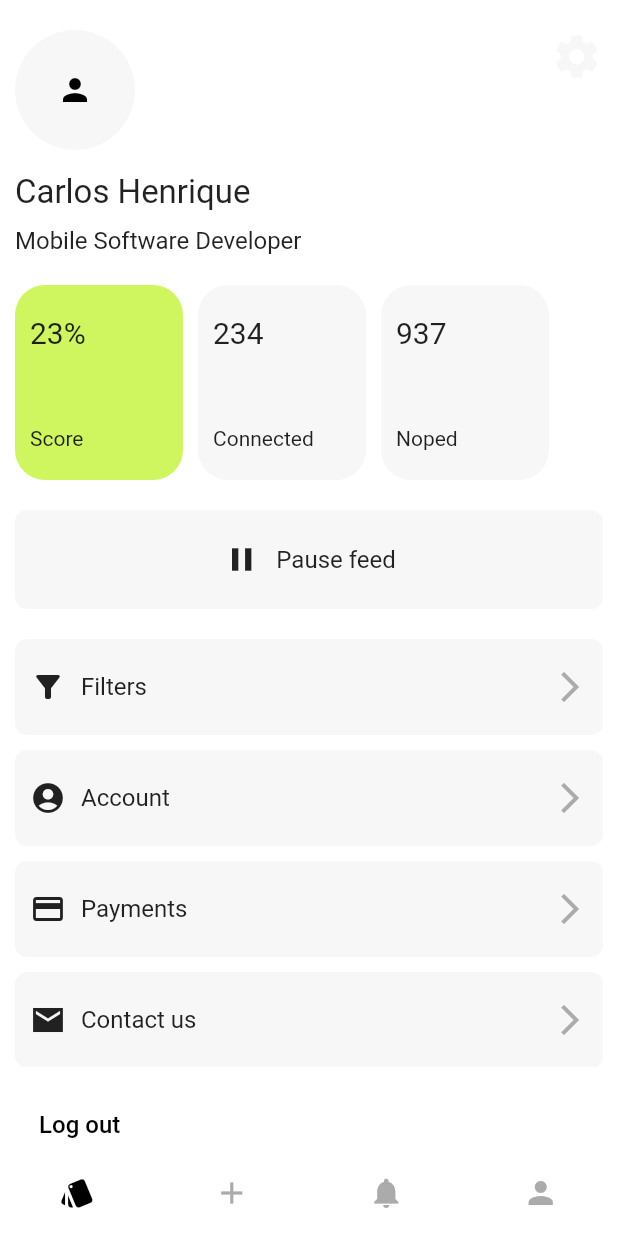
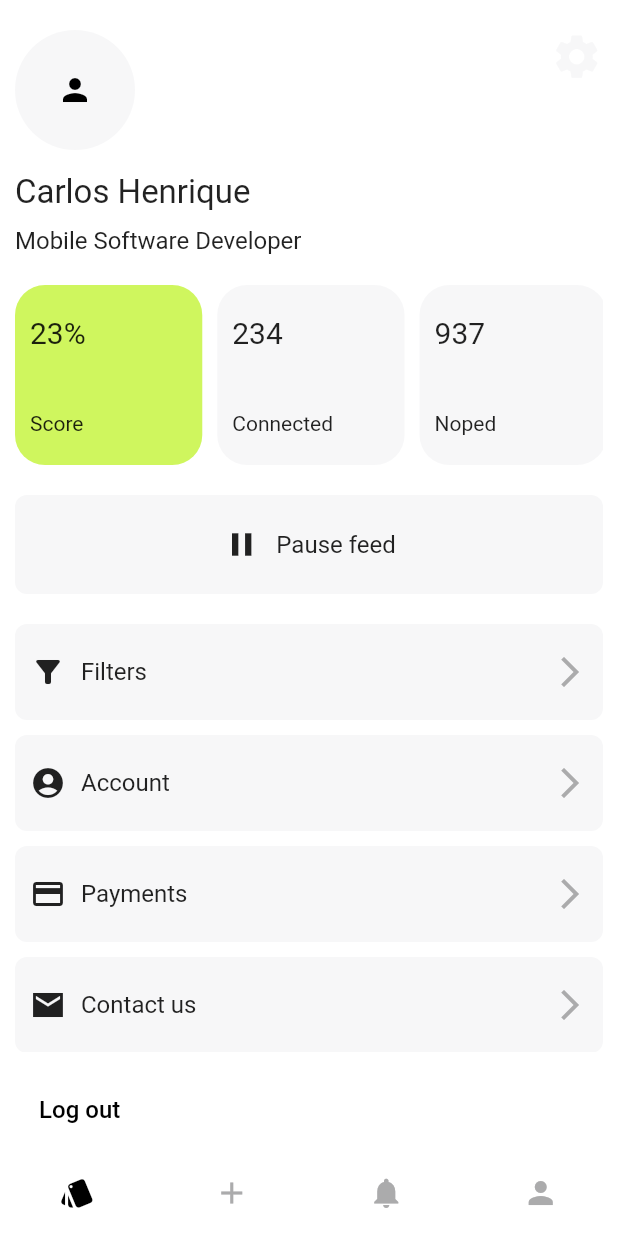
Before and after one commit to carloshenrique-dev/demo, a Flutter app: the screen it shows after launch, on a phone screen of 412 x 824 dp. Run offline on Flutter 3.47's test engine with Material 2 defaults, Android fonts, the phone set to English and light mode, and no system bars; our stand-ins replace go_router.

Commit message:
dynamic width updated

```diff
--- a/lib/modules/user/profile/profile_page.dart
+++ b/lib/modules/user/profile/profile_page.dart
@@ -76,10 +76,9 @@ class _ProfilePageState extends State<ProfilePage> {
                 const SizedBox(
                   height: 20,
                 ),
-                ConstrainedBox(
-                  constraints: const BoxConstraints(
-                    maxHeight: 130,
-                  ),
+                SizedBox(
+                  width: MediaQuery.of(context).size.width,
+                  height: 120,
                   child: ListView.separated(
                     scrollDirection: Axis.horizontal,
                     shrinkWrap: true,
@@ -87,11 +86,14 @@ class _ProfilePageState extends State<ProfilePage> {
                     itemCount: ProfilePage.informativeItems.length,
                     itemBuilder: (context, index) => InkWell(
                       onTap: () => _onInformativeItemTapped(index),
-                      child: InformativeCards(
-                        informationValue:
-                            ProfilePage.informativeItemsValues[index],
-                        description: ProfilePage.informativeItems[index],
-                        isSelected: informativeCurrentIndex == index,
+                      child: SizedBox(
+                        width: MediaQuery.of(context).size.width / 3.3,
+                        child: InformativeCards(
+                          informationValue:
+                              ProfilePage.informativeItemsValues[index],
+                          description: ProfilePage.informativeItems[index],
+                          isSelected: informativeCurrentIndex == index,
+                        ),
                       ),
                     ),
                     separatorBuilder: (context, index) => const SizedBox(
--- a/lib/modules/user/profile/widgets/informative_cards.dart
+++ b/lib/modules/user/profile/widgets/informative_cards.dart
@@ -17,8 +17,6 @@ class InformativeCards extends StatelessWidget {
   Widget build(BuildContext context) {
     return Container(
       padding: const EdgeInsets.symmetric(vertical: 20, horizontal: 10),
-      height: 50,
-      width: 112,
       decoration: BoxDecoration(
         color: isSelected ? AppColors.green : AppColors.grey,
         borderRadius: const BorderRadius.all(
```
